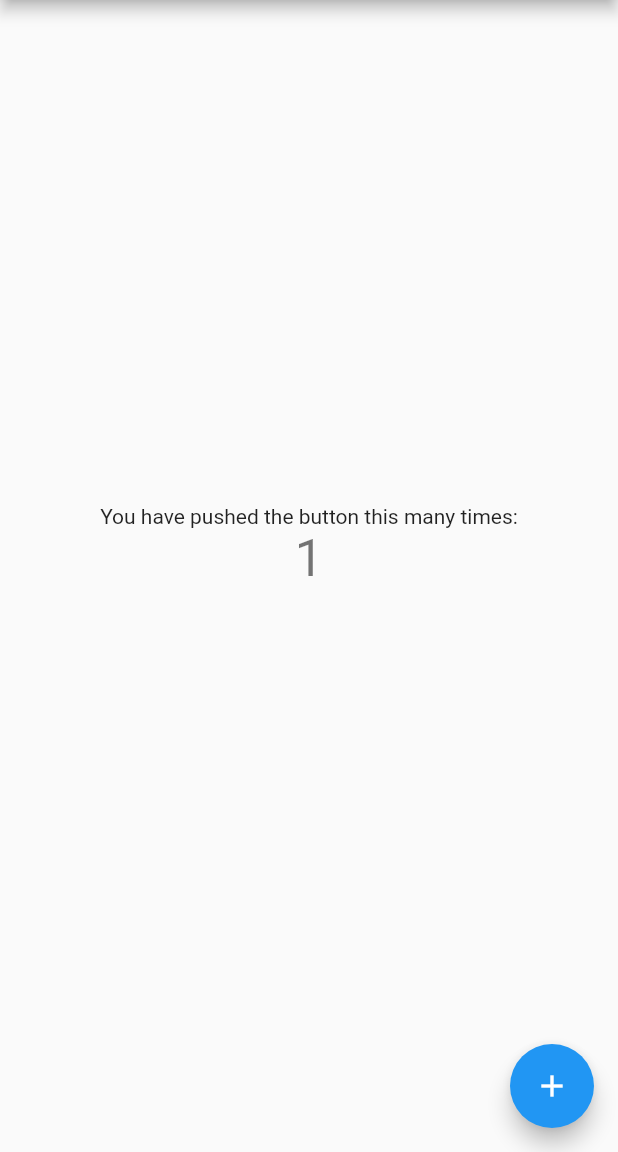
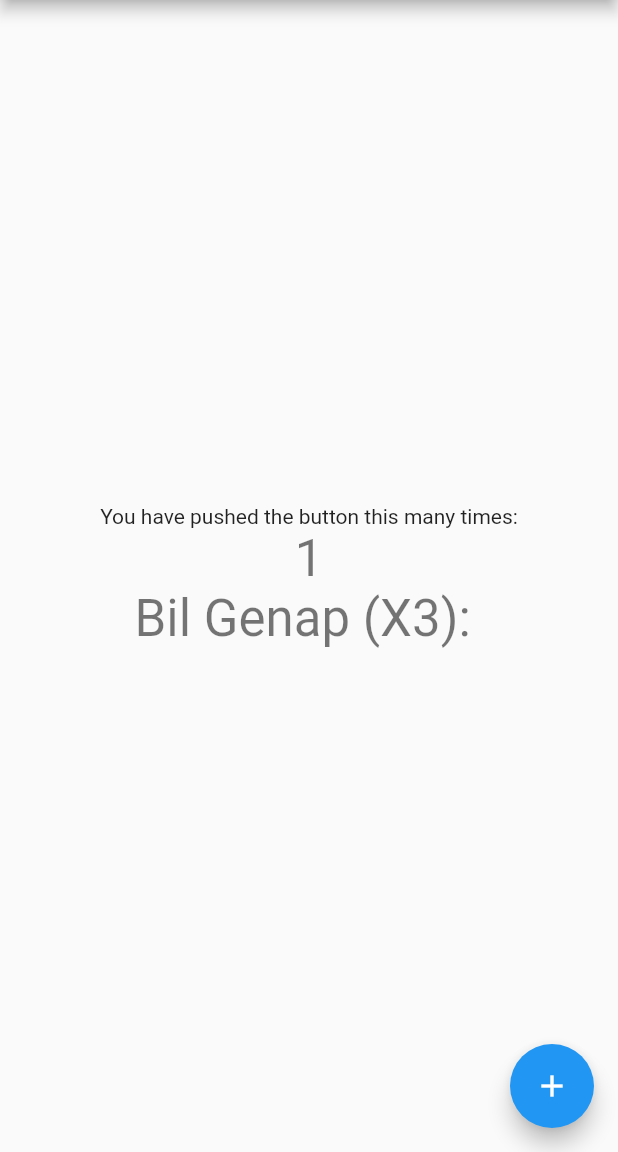
Before and after one commit to muadzfathulloh/FlutterTrainning, a Flutter app: the screen it shows after launch, on a phone screen of 412 x 824 dp, the part 84-1236 px from its top. Run offline on Flutter 3.47's test engine with Material 2 defaults, Android fonts, the phone set to English and light mode, and no system bars.

Commit message:
Update main.dart

```diff
--- a/lib/main.dart
+++ b/lib/main.dart
@@ -49,7 +49,7 @@ class MyHomePage extends StatefulWidget {
 
 class _MyHomePageState extends State<MyHomePage> {
   int _counter = 1;
-  String _text = "";
+  String _text = "Bil Genap (X3): ";
 
   void _incrementCounter() {
     setState(() {
```
